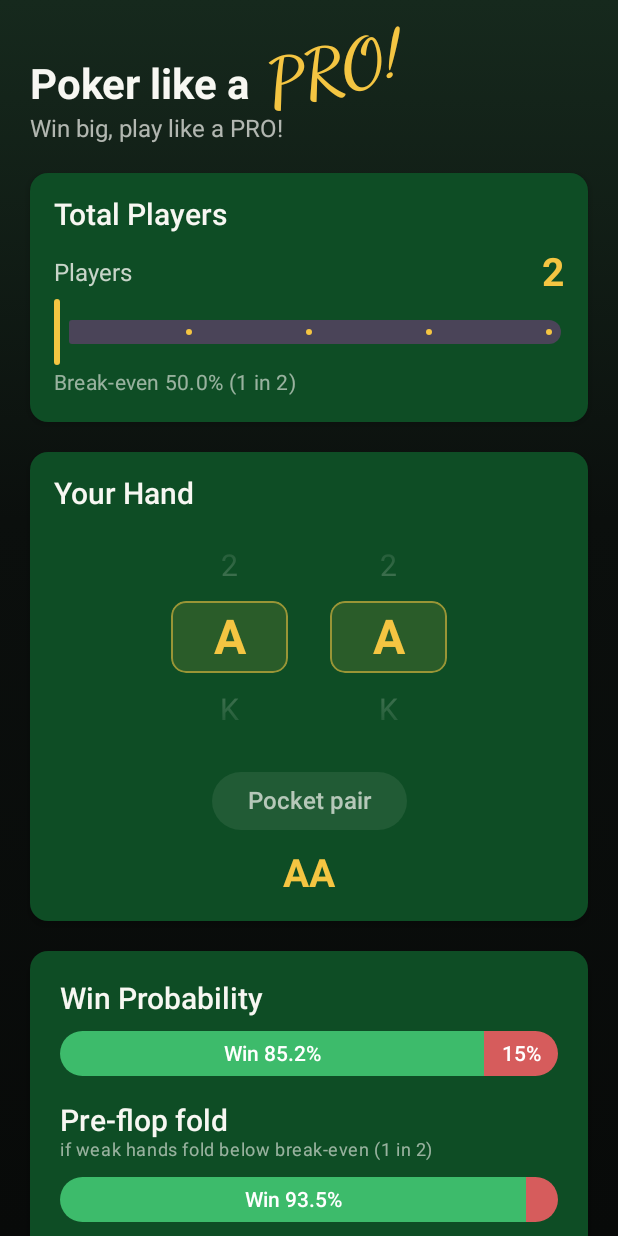
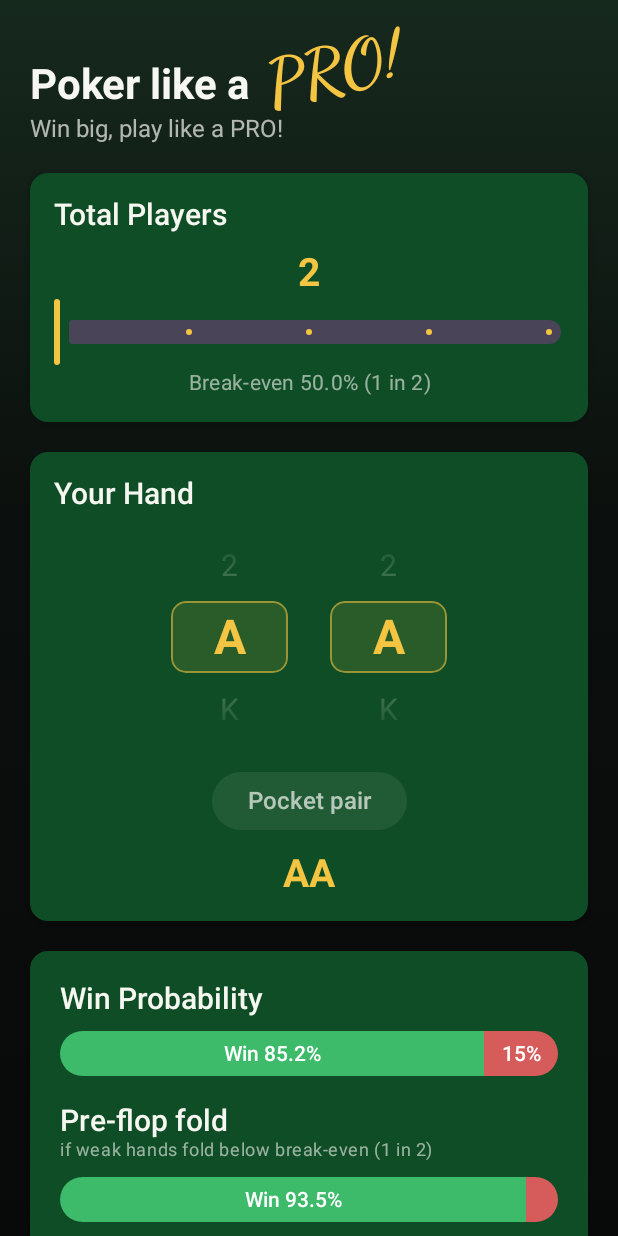
Before and after one commit to vtlinh/Poker-Stats, an Android app built with Jetpack Compose: the screen it shows after launch (MainActivity), on a phone screen of 412 x 824 dp. Run offline under Robolectric (Android 15) with nearby library versions, the phone set to English and light mode, and no system bars.

Commit message:
Remove redundant 'Players' label in Total Players
The section card is already titled 'Total Players', so drop the inline
'Players' label and just center the count above the slider.

Co-Authored-By: Claude Opus 4.8 <noreply@anthropic.com>
Claude-Session: https://claude.ai/code/session_01D5xi7EShBRkmNiwZD8aWrQ

```diff
--- a/app/src/main/java/com/pokerstats/odds/ui/PokerScreen.kt
+++ b/app/src/main/java/com/pokerstats/odds/ui/PokerScreen.kt
@@ -294,23 +294,14 @@ private fun InfoPill(label: String) {
 @Composable
 private fun PlayerSlider(count: Int, onChange: (Int) -> Unit) {
     Column {
-        Row(
+        Text(
+            "$count",
+            style = MaterialTheme.typography.headlineMedium,
+            color = MaterialTheme.colorScheme.primary,
+            fontWeight = FontWeight.Bold,
             modifier = Modifier.fillMaxWidth(),
-            horizontalArrangement = Arrangement.SpaceBetween,
-            verticalAlignment = Alignment.CenterVertically,
-        ) {
-            Text(
-                "Players",
-                style = MaterialTheme.typography.bodyLarge,
-                color = MaterialTheme.colorScheme.onSurface.copy(alpha = 0.8f),
-            )
-            Text(
-                "$count",
-                style = MaterialTheme.typography.headlineMedium,
-                color = MaterialTheme.colorScheme.primary,
-                fontWeight = FontWeight.Bold,
-            )
-        }
+            textAlign = TextAlign.Center,
+        )
         Slider(
             value = count.toFloat(),
             onValueChange = { onChange(it.roundToInt()) },
@@ -321,6 +312,8 @@ private fun PlayerSlider(count: Int, onChange: (Int) -> Unit) {
             "Break-even ${"%.1f".format(100.0 / count)}% (1 in $count)",
             style = MaterialTheme.typography.bodyMedium,
             color = MaterialTheme.colorScheme.onSurface.copy(alpha = 0.6f),
+            modifier = Modifier.fillMaxWidth(),
+            textAlign = TextAlign.Center,
         )
     }
 }
```
